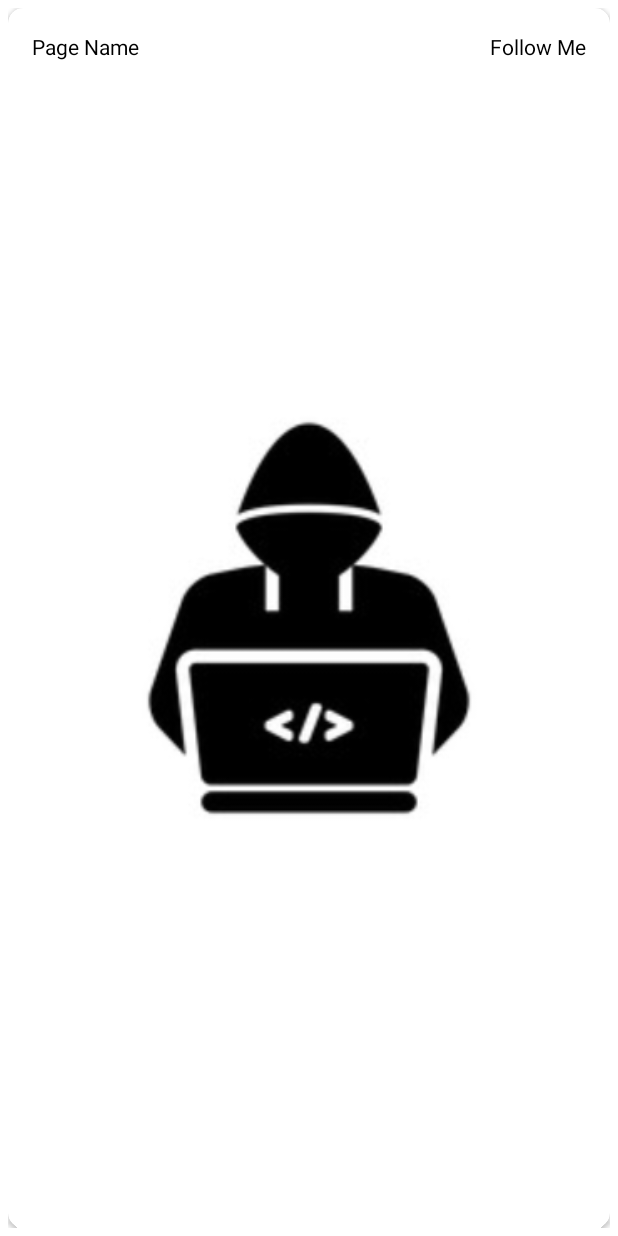
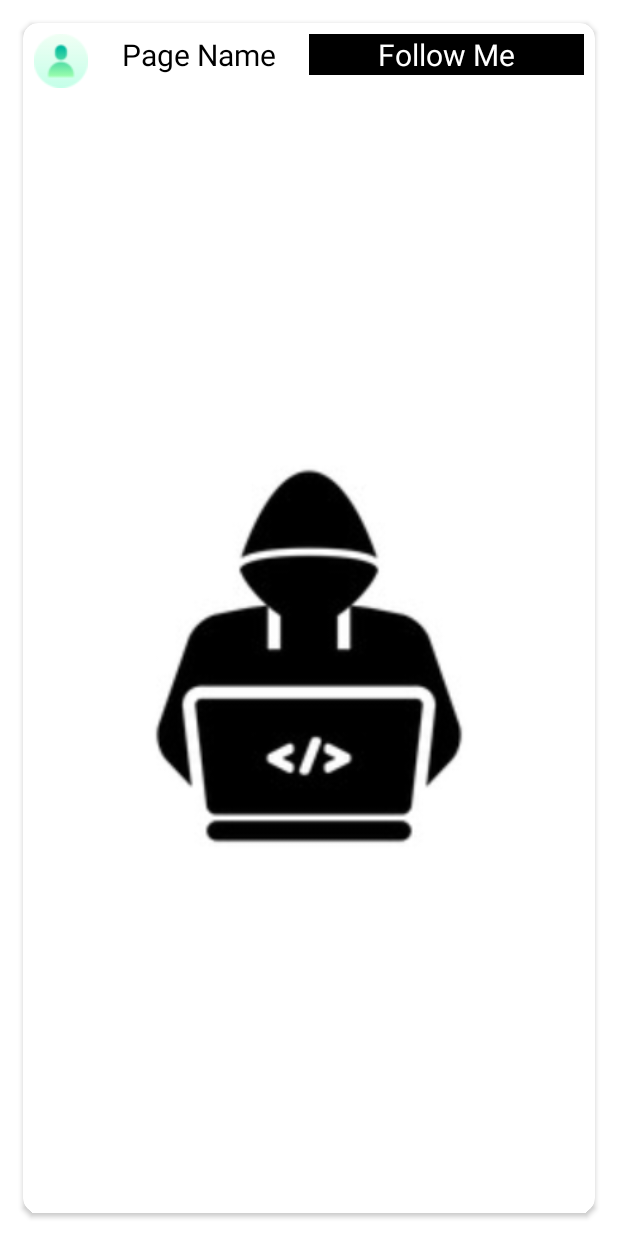
Before and after one commit to meemoworld/MajamaApp, an Android app: the layout single_view_card.xml on its own in the app's theme, with its tools: preview values and no code run, on a phone screen of 412 x 824 dp. Run offline under Robolectric (Android 15) with nearby library versions, the phone set to English and light mode, and no system bars.

```diff
--- a/app/src/main/res/layout/single_view_card.xml
+++ b/app/src/main/res/layout/single_view_card.xml
@@ -12,48 +12,68 @@
         android:layout_width="match_parent"
         android:layout_height="match_parent"
         android:elevation="5dp"
-        android:paddingTop="20dp"
+        android:layout_marginTop="10dp"
+        android:layout_marginBottom="10dp"
         app:cardCornerRadius="10dp"
+        android:layout_marginLeft="10dp"
+        android:layout_marginRight="10dp"
         app:layout_constraintBottom_toBottomOf="parent"
         app:layout_constraintEnd_toEndOf="parent"
         app:layout_constraintStart_toStartOf="parent"
         app:layout_constraintTop_toTopOf="parent">
 
-        <androidx.constraintlayout.widget.ConstraintLayout
+        <RelativeLayout
             android:layout_width="match_parent"
             android:layout_height="match_parent">
 
+            <LinearLayout
+                android:layout_width="match_parent"
+                android:layout_height="wrap_content"
+                android:orientation="horizontal"
+                android:padding="7dp"
+                android:id="@+id/attriLinear">
+
+                <TextView
+                    android:id="@+id/pageName_text_view"
+                    android:layout_width="0dp"
+                    android:layout_height="wrap_content"
+                    android:text="Page Name"
+                    android:textSize="20dp"
+                    android:layout_weight="1"
+                    android:textAlignment="center"
+                    android:drawableStart="@drawable/user"
+                    android:textColor="@color/black"
+                    />
+
+                <TextView
+                    android:id="@+id/followMe_text_view"
+                    android:layout_width="0dp"
+                    android:layout_height="wrap_content"
+                    android:textAlignment="center"
+                    android:textSize="20dp"
+                    android:layout_weight="1"
+                    android:text="Follow Me"
+                    android:background="@color/black"
+                    android:textColor="@color/white"
+                    />
+
+            </LinearLayout>
+
             <ImageView
                 android:id="@+id/imageView"
-                android:layout_width="0dp"
-                android:layout_height="0dp"
+                android:layout_width="match_parent"
+                android:layout_below="@+id/attriLinear"
+                android:layout_marginTop="10dp"
+                android:layout_marginBottom="10dp"
+                android:layout_height="match_parent"
                 app:layout_constraintBottom_toBottomOf="parent"
                 app:layout_constraintEnd_toEndOf="parent"
                 app:layout_constraintStart_toStartOf="parent"
                 app:layout_constraintTop_toTopOf="parent"
-                app:srcCompat="@drawable/coder" />
+                android:src="@drawable/coder" />
 
-            <TextView
-                android:id="@+id/pageName_text_view"
-                android:layout_width="wrap_content"
-                android:layout_height="wrap_content"
-                android:layout_marginStart="16dp"
-                android:layout_marginTop="16dp"
-                android:text="Page Name"
-                android:textColor="@color/black"
-                app:layout_constraintStart_toStartOf="parent"
-                app:layout_constraintTop_toTopOf="parent" />
 
-            <TextView
-                android:id="@+id/followMe_text_view"
-                android:layout_width="wrap_content"
-                android:layout_height="wrap_content"
-                android:layout_marginEnd="16dp"
-                android:text="Follow Me"
-                android:textColor="@color/black"
-                app:layout_constraintBaseline_toBaselineOf="@+id/pageName_text_view"
-                app:layout_constraintEnd_toEndOf="parent" />
 
-        </androidx.constraintlayout.widget.ConstraintLayout>
+        </RelativeLayout>
     </androidx.cardview.widget.CardView>
 </RelativeLayout>
```
Also changed, not shown: app/src/main/AndroidManifest.xml (+11 -17 lines), app/src/main/java/com/memoworld/majama/Chats/sample_showUser.java (added, +18 -0 lines), app/src/main/res/layout/activity_sample_show_user.xml (added, +16 -0 lines), app/src/main/res/layout/single_show_user.xml (added, +48 -0 lines), app/src/main/res/drawable/demo1.jpeg (added), 1 other file.
